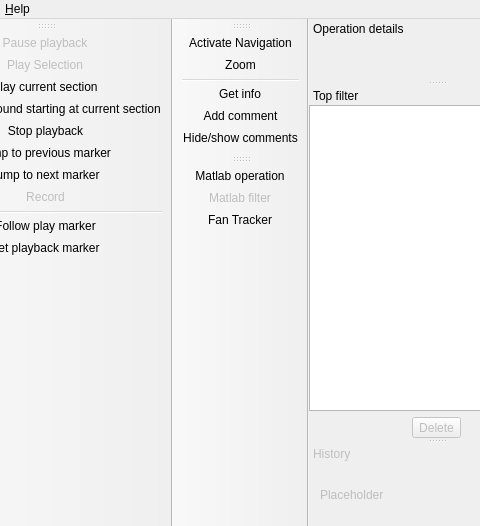
gustafsson/freq, file ui/mainwindow.ui: the form before one commit; both pictures show x 81 to 561 and y 0 to 526 of the 886 by 526 pixel window.
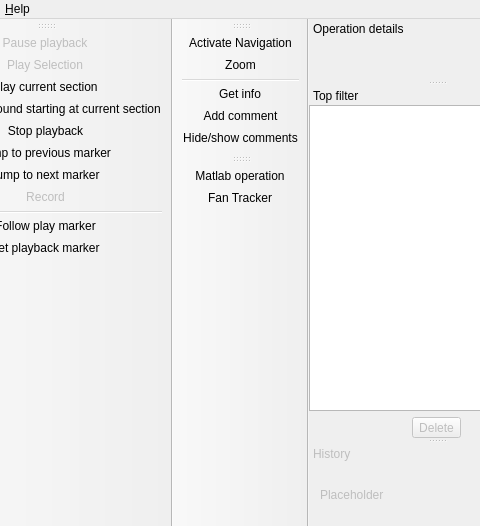
The form after the commit. Icons and pictures are not drawn. Custom widgets are drawn as their Qt base class.

Commit message: Multichannel matlab operations

```diff
--- a/ui/mainwindow.ui
+++ b/ui/mainwindow.ui
@@ -245,7 +245,6 @@
     <bool>false</bool>
    </attribute>
    <addaction name="actionMatlabOperation"/>
-   <addaction name="actionMatlabFilter"/>
    <addaction name="actionToggleFanTracker"/>
   </widget>
   <action name="actionEllipseSelection">
```
Left out of the diff: 5 changed lines with no effect on the pictures. The commit also changes 20 other files.
